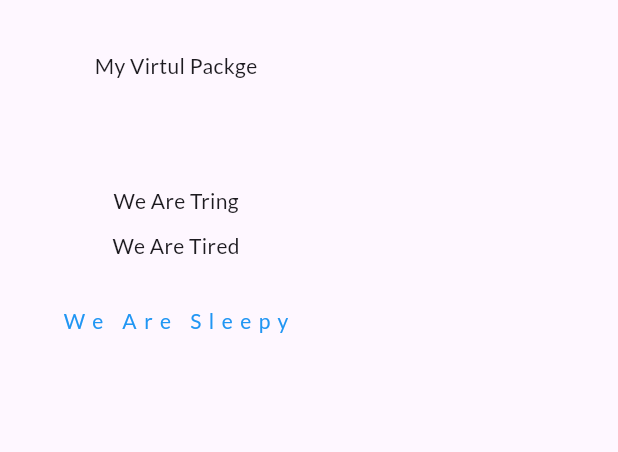
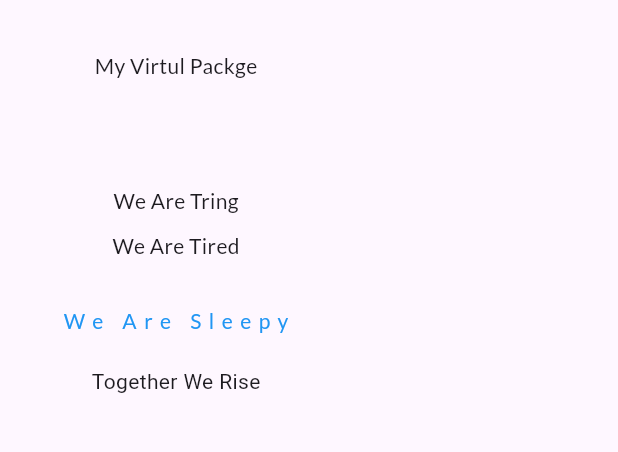
Before and after one commit to Habsel/second_project, a Flutter app: the screen it shows after launch, on a phone screen of 412 x 824 dp, the part 63-515 px from its top. Run offline on Flutter 3.47's test engine with Material 3 defaults, Android fonts, the phone set to English and light mode, and no system bars; our stand-ins replace cloud_firestore, firebase_core, google_fonts; accounts and stored records are empty.

Commit message:
added text

```diff
--- a/my_virtul_package/lib/homepage.dart
+++ b/my_virtul_package/lib/homepage.dart
@@ -41,6 +41,7 @@ class MyHomePage extends StatelessWidget {
                   letterSpacing: 5),
             ),
           ),
+          Text('Together We Rise'),
         ],
       ),
     );
```
